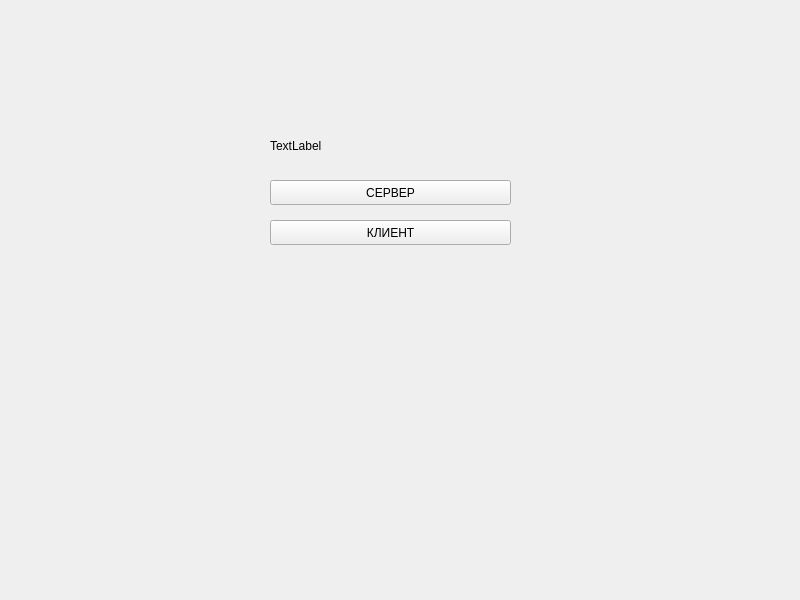
Before: the Qt Designer form mainwindow.ui in MaximTarutin/tictactoe-net, drawn with Qt 5.
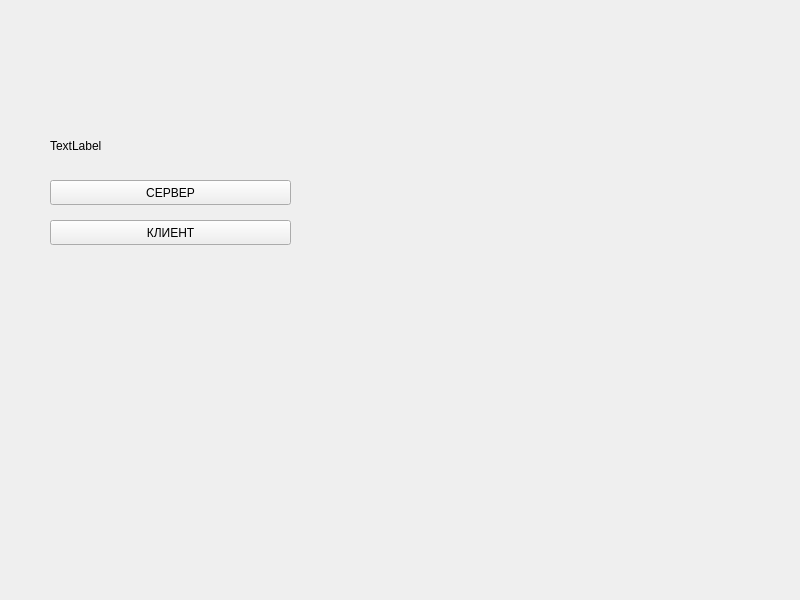
After: the same form once the commit is applied.

What changed in the file:
```diff
--- a/mainwindow.ui
+++ b/mainwindow.ui
@@ -17,7 +17,7 @@
    <widget class="QPushButton" name="pushButton_server">
     <property name="geometry">
      <rect>
-      <x>270</x>
+      <x>50</x>
       <y>180</y>
       <width>241</width>
       <height>25</height>
@@ -30,7 +30,7 @@
    <widget class="QPushButton" name="pushButton_client">
     <property name="geometry">
      <rect>
-      <x>270</x>
+      <x>50</x>
       <y>220</y>
       <width>241</width>
       <height>25</height>
@@ -43,7 +43,7 @@
    <widget class="QLabel" name="label">
     <property name="geometry">
      <rect>
-      <x>270</x>
+      <x>50</x>
       <y>130</y>
       <width>241</width>
       <height>31</height>
```
